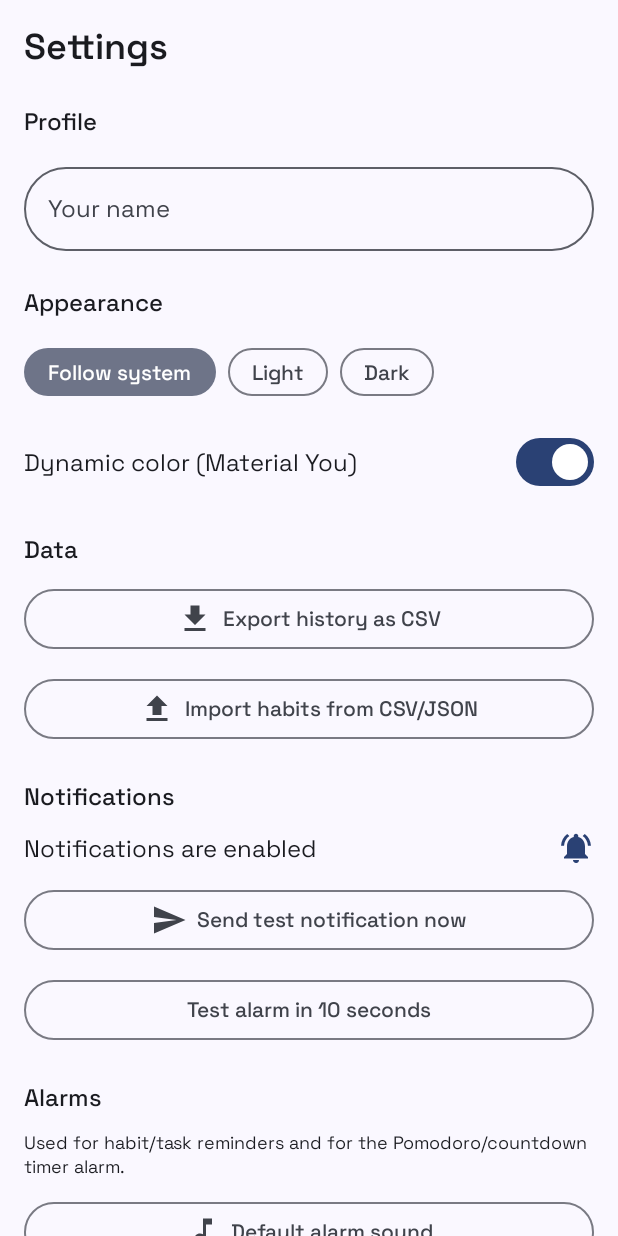
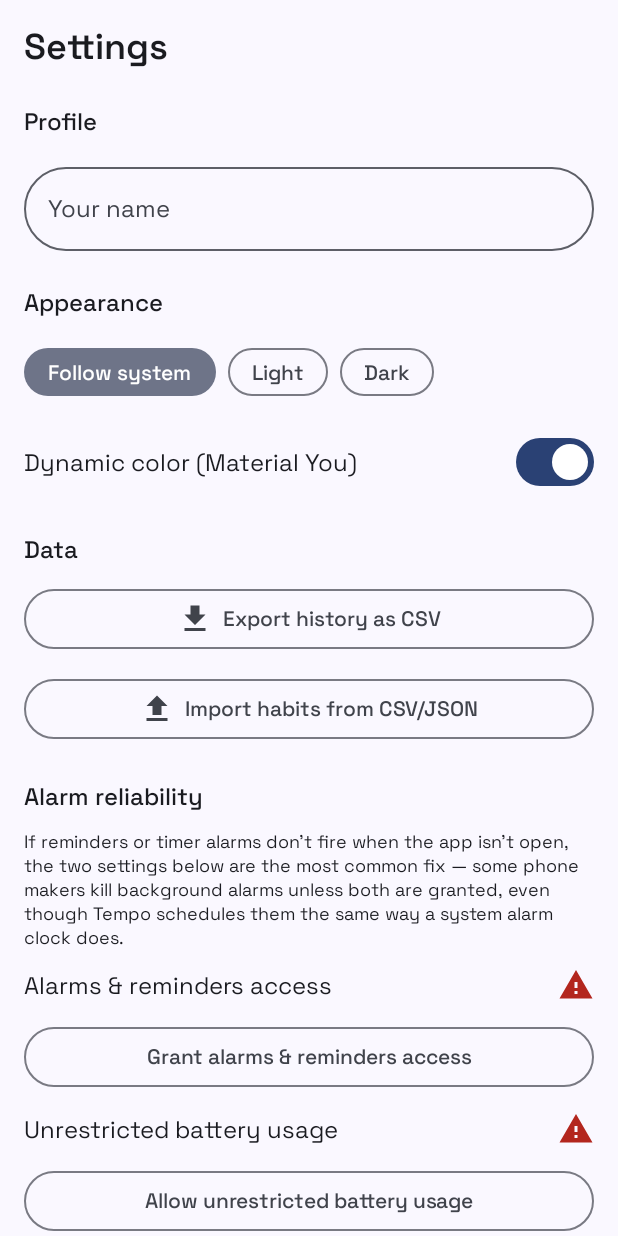
Before and after one commit to gianrufin/Tempo, an Android app built with Jetpack Compose: the SettingsScreen screen opened through its navigation route, on a phone screen of 412 x 824 dp. Run offline under Robolectric (Android 15) with nearby library versions, the phone set to English and light mode, and no system bars; our stand-ins replace Dagger/Hilt's generated code, Room's generated code.

Commit message:
Add alarm reliability settings to fix delayed reminders/timer alarms not firing
Diagnoses the "instant test notification works, but the 10-second delayed
test alarm and real reminders/timer alarms don't fire" report: setAlarmClock
is documented as exempt from both the Android 12+ exact-alarm permission and
Doze deferral on stock Android, but many OEM skins (MIUI, ColorOS,
FuntouchOS, some Samsung builds) run their own background-process killer
that silently drops alarm broadcasts regardless of what stock Android
permits — with no crash and no log the user would ever see.

Adds a new "Alarm reliability" section at the top of Settings surfacing the
two standard, controllable levers for this: exact-alarm access and battery-
optimization exemption, each with a status indicator and a button that opens
the relevant system settings screen. Also notes that some phones need their
own manufacturer-specific "autostart"/"no restrictions" battery toggle,
which has no public Android API to request but is the most commonly
reported real fix for this exact symptom.

```diff
--- a/app/src/main/AndroidManifest.xml
+++ b/app/src/main/AndroidManifest.xml
@@ -8,6 +8,7 @@
     <uses-permission android:name="android.permission.USE_FULL_SCREEN_INTENT" />
     <uses-permission android:name="android.permission.VIBRATE" />
     <uses-permission android:name="android.permission.SCHEDULE_EXACT_ALARM" />
+    <uses-permission android:name="android.permission.REQUEST_IGNORE_BATTERY_OPTIMIZATIONS" />
 
     <application
         android:name=".TempoApplication"
--- /dev/null
+++ b/app/src/main/kotlin/com/tempo/app/alarm/AlarmReliabilityChecker.kt
@@ -0,0 +1,57 @@
+package com.tempo.app.alarm
+
+import android.app.AlarmManager
+import android.content.Context
+import android.content.Intent
+import android.net.Uri
+import android.os.Build
+import android.os.PowerManager
+import android.provider.Settings
+import dagger.hilt.android.qualifiers.ApplicationContext
+import javax.inject.Inject
+
+/**
+ * [ExactAlarmScheduler] uses [AlarmManager.setAlarmClock], which is documented as exempt from both
+ * the Android 12+ "Alarms & reminders" special permission and Doze deferral on stock Android — but
+ * many OEM skins (MIUI, ColorOS, FuntouchOS, some Samsung builds) run their own background-process
+ * killer that silently drops alarm broadcasts anyway, regardless of what stock Android permits.
+ * There's no documented API for those OEM-specific killers, but requesting the standard battery-
+ * optimization exemption is the one lever that's known to help across most of them in practice.
+ */
+class AlarmReliabilityChecker @Inject constructor(
+    @ApplicationContext private val context: Context,
+) {
+    private val alarmManager: AlarmManager
+        get() = context.getSystemService(AlarmManager::class.java)
+
+    private val powerManager: PowerManager
+        get() = context.getSystemService(PowerManager::class.java)
+
+    /** [AlarmManager.setAlarmClock] doesn't need this, but some OEM firmware checks it anyway. */
+    fun canScheduleExactAlarms(): Boolean =
+        Build.VERSION.SDK_INT < Build.VERSION_CODES.S || alarmManager.canScheduleExactAlarms()
+
+    fun isIgnoringBatteryOptimizations(): Boolean =
+        powerManager.isIgnoringBatteryOptimizations(context.packageName)
+
+    fun openExactAlarmSettings() {
+        if (Build.VERSION.SDK_INT < Build.VERSION_CODES.S) return
+        runCatching {
+            context.startActivity(
+                Intent(Settings.ACTION_REQUEST_SCHEDULE_EXACT_ALARM, Uri.parse("package:${context.packageName}")).apply {
+                    addFlags(Intent.FLAG_ACTIVITY_NEW_TASK)
+                },
+            )
+        }
+    }
+
+    fun requestIgnoreBatteryOptimizations() {
+        runCatching {
+            context.startActivity(
+                Intent(Settings.ACTION_REQUEST_IGNORE_BATTERY_OPTIMIZATIONS, Uri.parse("package:${context.packageName}")).apply {
+                    addFlags(Intent.FLAG_ACTIVITY_NEW_TASK)
+                },
+            )
+        }
+    }
+}
--- a/app/src/main/kotlin/com/tempo/app/ui/screens/settings/SettingsScreen.kt
+++ b/app/src/main/kotlin/com/tempo/app/ui/screens/settings/SettingsScreen.kt
@@ -149,6 +149,10 @@ fun SettingsScreen(modifier: Modifier = Modifier, viewModel: SettingsViewModel =
             }
         }
 
+        SettingsSection(title = "Alarm reliability") {
+            AlarmReliabilitySection(viewModel = viewModel)
+        }
+
         SettingsSection(title = "Notifications") {
             NotificationTestSection(viewModel = viewModel)
         }
@@ -232,6 +236,73 @@ private fun SettingsSection(title: String, content: @Composable () -> Unit) {
     Column(verticalArrangement = Arrangement.spacedBy(12.dp)) {
         Text(text = title, style = MaterialTheme.typography.titleMedium)
         content()
+    }
+}
+
+@Composable
+private fun AlarmReliabilitySection(viewModel: SettingsViewModel) {
+    var refreshTick by remember { mutableStateOf(0) }
+    val canScheduleExactAlarms = remember(refreshTick) { viewModel.canScheduleExactAlarms() }
+    val ignoringBatteryOptimizations = remember(refreshTick) { viewModel.isIgnoringBatteryOptimizations() }
+
+    Column(verticalArrangement = Arrangement.spacedBy(12.dp)) {
+        Text(
+            "If reminders or timer alarms don't fire when the app isn't open, the two settings " +
+                "below are the most common fix — some phone makers kill background alarms unless " +
+                "both are granted, even though Tempo schedules them the same way a system alarm clock does.",
+            style = MaterialTheme.typography.bodySmall,
+        )
+
+        Row(
+            modifier = Modifier.fillMaxWidth(),
+            horizontalArrangement = Arrangement.SpaceBetween,
+            verticalAlignment = Alignment.CenterVertically,
+        ) {
+            Text("Alarms & reminders access", style = MaterialTheme.typography.bodyLarge)
+            Icon(
+                if (canScheduleExactAlarms) Icons.Filled.CheckCircle else Icons.Filled.Warning,
+                contentDescription = null,
+                tint = if (canScheduleExactAlarms) MaterialTheme.colorScheme.primary else MaterialTheme.colorScheme.error,
+            )
+        }
+        if (!canScheduleExactAlarms) {
+            OutlinedButton(
+                onClick = { viewModel.openExactAlarmSettings(); refreshTick++ },
+                shape = TempoExtraShapes.pill,
+                modifier = Modifier.fillMaxWidth(),
+            ) {
+                Text("Grant alarms & reminders access")
+            }
+        }
+
+        Row(
+            modifier = Modifier.fillMaxWidth(),
+            horizontalArrangement = Arrangement.SpaceBetween,
+            verticalAlignment = Alignment.CenterVertically,
+        ) {
+            Text("Unrestricted battery usage", style = MaterialTheme.typography.bodyLarge)
+            Icon(
+                if (ignoringBatteryOptimizations) Icons.Filled.CheckCircle else Icons.Filled.Warning,
+                contentDescription = null,
+                tint = if (ignoringBatteryOptimizations) MaterialTheme.colorScheme.primary else MaterialTheme.colorScheme.error,
+            )
+        }
+        if (!ignoringBatteryOptimizations) {
+            OutlinedButton(
+                onClick = { viewModel.requestIgnoreBatteryOptimizations(); refreshTick++ },
+                shape = TempoExtraShapes.pill,
+                modifier = Modifier.fillMaxWidth(),
+            ) {
+                Text("Allow unrestricted battery usage")
+            }
+            Text(
+                "On some phones (Xiaomi, Oppo, Vivo, some Samsung models) you may also need to " +
+                    "enable \"Autostart\" or set battery usage to \"No restrictions\" for Tempo in " +
+                    "the phone's own battery/app management settings — this screen only covers the " +
+                    "standard Android setting.",
+                style = MaterialTheme.typography.bodySmall,
+            )
+        }
     }
 }
 
--- a/app/src/main/kotlin/com/tempo/app/ui/screens/settings/SettingsViewModel.kt
+++ b/app/src/main/kotlin/com/tempo/app/ui/screens/settings/SettingsViewModel.kt
@@ -5,6 +5,7 @@ import android.content.Intent
 import android.net.Uri
 import androidx.lifecycle.ViewModel
 import androidx.lifecycle.viewModelScope
+import com.tempo.app.alarm.AlarmReliabilityChecker
 import com.tempo.app.alarm.AlarmRequestCodes
 import com.tempo.app.alarm.ExactAlarmScheduler
 import com.tempo.app.alarm.ReminderAlarmReceiver
@@ -66,6 +67,7 @@ class SettingsViewModel @Inject constructor(
     private val notificationHelper: NotificationHelper,
     private val exactAlarmScheduler: ExactAlarmScheduler,
     private val focusDndController: FocusDndController,
+    private val alarmReliabilityChecker: AlarmReliabilityChecker,
     @ApplicationContext private val appContext: Context,
 ) : ViewModel() {
 
@@ -200,6 +202,11 @@ class SettingsViewModel @Inject constructor(
         viewModelScope.launch { preferencesRepository.setAlarmSound(uri?.toString(), label) }
     }
 
+    fun canScheduleExactAlarms(): Boolean = alarmReliabilityChecker.canScheduleExactAlarms()
+    fun isIgnoringBatteryOptimizations(): Boolean = alarmReliabilityChecker.isIgnoringBatteryOptimizations()
+    fun openExactAlarmSettings() = alarmReliabilityChecker.openExactAlarmSettings()
+    fun requestIgnoreBatteryOptimizations() = alarmReliabilityChecker.requestIgnoreBatteryOptimizations()
+
     fun hasDndAccess(): Boolean = focusDndController.hasAccess()
 
     fun onAutoDndDuringFocusChange(enabled: Boolean) {
```
